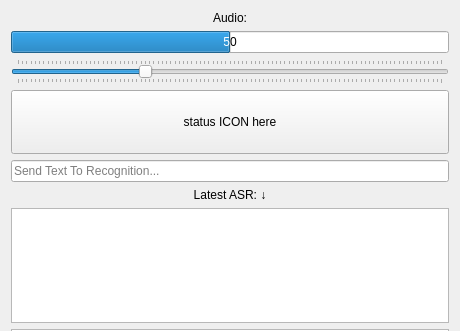
Qt form clf_speech_rqt/resource/clf_speech.ui (CentralLabFacilities/speech_recognition) before a commit; both pictures show x 0 to 460 and y 0 to 331 of the 460 by 800 pixel window.
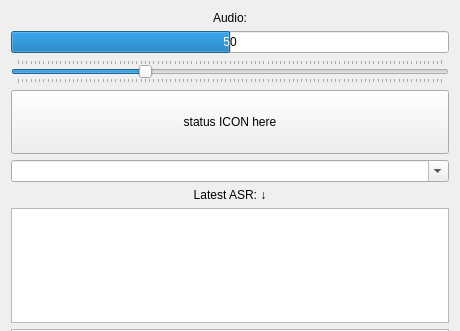
The same form after that commit.

Commit message: Turn text_input into combo box to remember previous inputs

What changed in the file:
```diff
--- a/clf_speech_rqt/resource/clf_speech.ui
+++ b/clf_speech_rqt/resource/clf_speech.ui
@@ -104,12 +104,12 @@
     </layout>
    </item>
    <item>
-    <widget class="QLineEdit" name="text_input">
-     <property name="text">
-      <string/>
+    <widget class="QComboBox" name="text_input">
+     <property name="editable">
+      <bool>true</bool>
      </property>
      <property name="placeholderText">
-      <string>Send Text To Recognition...</string>
+      <string>Send text to recognition...</string>
      </property>
     </widget>
    </item>
```
The commit also changes 1 other file.
